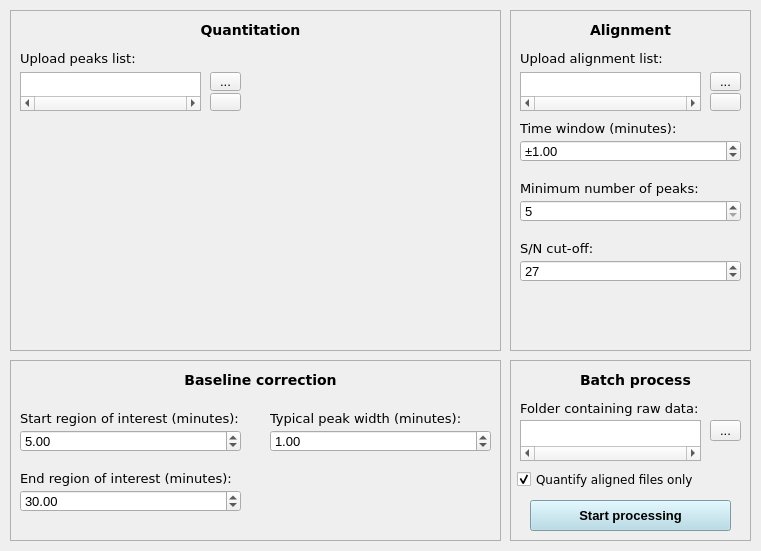
Old version of the form sweet_suite/gui/qtdesigner_files/gui_lc_fld.ui in the repository stainawarijar/SweetSuite.
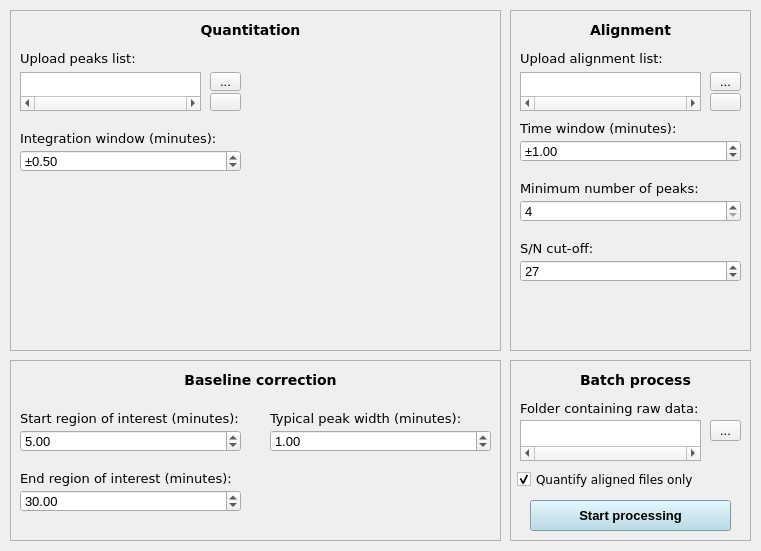
New version of the form.

The edit to the form file:
```diff
--- a/sweet_suite/gui/qtdesigner_files/gui_lc_fld.ui
+++ b/sweet_suite/gui/qtdesigner_files/gui_lc_fld.ui
@@ -155,6 +155,47 @@
      <string/>
     </property>
    </widget>
+   <widget class="QDoubleSpinBox" name="integration_window">
+    <property name="geometry">
+     <rect>
+      <x>10</x>
+      <y>140</y>
+      <width>221</width>
+      <height>22</height>
+     </rect>
+    </property>
+    <property name="prefix">
+     <string>±</string>
+    </property>
+    <property name="maximum">
+     <double>1000.000000000000000</double>
+    </property>
+    <property name="singleStep">
+     <double>0.100000000000000</double>
+    </property>
+    <property name="value">
+     <double>0.500000000000000</double>
+    </property>
+   </widget>
+   <widget class="QLabel" name="label_integration_window">
+    <property name="geometry">
+     <rect>
+      <x>10</x>
+      <y>120</y>
+      <width>231</width>
+      <height>16</height>
+     </rect>
+    </property>
+    <property name="font">
+     <font>
+      <family>DejaVu Sans</family>
+      <pointsize>10</pointsize>
+     </font>
+    </property>
+    <property name="text">
+     <string>Integration window (minutes):</string>
+    </property>
+   </widget>
   </widget>
   <widget class="QFrame" name="frame_alignment">
    <property name="geometry">
@@ -304,10 +345,10 @@
      </rect>
     </property>
     <property name="minimum">
-     <number>5</number>
+     <number>4</number>
     </property>
     <property name="value">
-     <number>5</number>
+     <number>4</number>
     </property>
    </widget>
    <widget class="QLabel" name="label_alignment_sn_cutoff">
```
Left out of the diff: 3 changed lines with no effect on the pictures.
